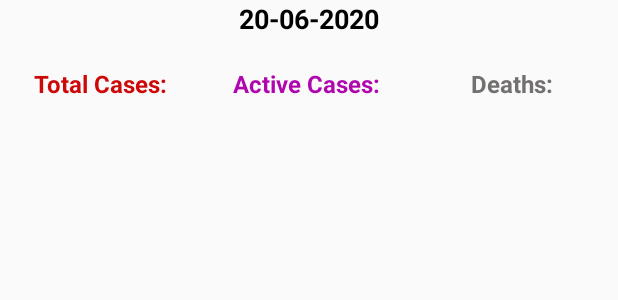
After one commit to AP-Skill-Development-Corporation/Android-1537, an Android app: the layout one_row_design.xml on its own in the app's theme, with its tools: preview values and no code run, on a phone screen of 412 x 824 dp. The commit adds this screen. Shown: the top 300 px of the screen. Run offline under Robolectric (Android 15) with nearby library versions, the phone set to English and light mode, and no system bars.

Commit message:
Corona Updates Updated

```diff
--- a/CoronaUpdates/app/build.gradle
+++ b/CoronaUpdates/app/build.gradle
@@ -29,6 +29,7 @@ dependencies {
     implementation fileTree(dir: "libs", include: ["*.jar"])
     implementation 'androidx.appcompat:appcompat:1.1.0'
     implementation 'androidx.constraintlayout:constraintlayout:1.1.3'
+    implementation 'androidx.recyclerview:recyclerview:1.1.0'
     testImplementation 'junit:junit:4.12'
     androidTestImplementation 'androidx.test.ext:junit:1.1.1'
     androidTestImplementation 'androidx.test.espresso:espresso-core:3.2.0'
--- a/CoronaUpdates/app/src/main/java/youtube/com/vidhvan/coronaupdates/MainActivity.java
+++ b/CoronaUpdates/app/src/main/java/youtube/com/vidhvan/coronaupdates/MainActivity.java
@@ -1,6 +1,7 @@
 package youtube.com.vidhvan.coronaupdates;
 
 import androidx.appcompat.app.AppCompatActivity;
+import androidx.recyclerview.widget.RecyclerView;
 
 import android.os.Bundle;
 import android.util.Log;
@@ -21,7 +22,7 @@ import retrofit2.converter.scalars.ScalarsConverterFactory;
 
 public class MainActivity extends AppCompatActivity {
 
-    private TextView result;
+    private RecyclerView result;
     private ProgressBar progressBar;
 
     @Override
@@ -29,7 +30,7 @@ public class MainActivity extends AppCompatActivity {
         super.onCreate(savedInstanceState);
         setContentView(R.layout.activity_main);
 
-        result = findViewById(R.id.data);
+        result = findViewById(R.id.recyclerview);
         progressBar = findViewById(R.id.progressbar);
 
         Retrofit retrofit = new Retrofit.Builder()
@@ -47,12 +48,12 @@ public class MainActivity extends AppCompatActivity {
                 try
                 {
                     JSONArray array = new JSONArray(data);
-                    result.setText("");
+                    /*result.setText("");*/
                     for(int i = array.length()-1; i>=0 ;i--){
                         JSONObject object = array.getJSONObject(i);
                         int confirmed_cases = object.getInt("Confirmed");
                         String date = object.getString("Date");
-                        result.append("Date: "+date.substring(0,10)+" Confirmed: "+confirmed_cases+"\n\n");
+                        /*result.append("Date: "+date.substring(0,10)+" Confirmed: "+confirmed_cases+"\n\n");*/
                     }
 
                 }
--- a/CoronaUpdates/app/src/main/res/layout/activity_main.xml
+++ b/CoronaUpdates/app/src/main/res/layout/activity_main.xml
@@ -1,27 +1,20 @@
 <?xml version="1.0" encoding="utf-8"?>
-<ScrollView xmlns:android="http://schemas.android.com/apk/res/android"
+<LinearLayout xmlns:android="http://schemas.android.com/apk/res/android"
     xmlns:app="http://schemas.android.com/apk/res-auto"
     xmlns:tools="http://schemas.android.com/tools"
     android:layout_width="match_parent"
     android:layout_height="match_parent"
+    android:orientation="vertical"
     tools:context=".MainActivity">
-
-    <LinearLayout
-        android:layout_width="match_parent"
-        android:layout_height="wrap_content"
-        android:orientation="vertical">
 
         <ProgressBar
             android:id="@+id/progressbar"
             android:layout_width="match_parent"
             android:layout_height="wrap_content" />
 
-        <TextView
-            android:id="@+id/data"
-            android:layout_width="wrap_content"
-            android:layout_height="wrap_content"
-            android:text="Hello World!"
-            android:textSize="25sp" />
-    </LinearLayout>
+        <androidx.recyclerview.widget.RecyclerView
+            android:id="@+id/recyclerview"
+            android:layout_width="match_parent"
+            android:layout_height="match_parent" />
 
-</ScrollView>
+</LinearLayout>
--- /dev/null
+++ b/CoronaUpdates/app/src/main/res/layout/one_row_design.xml
@@ -0,0 +1,60 @@
+<?xml version="1.0" encoding="utf-8"?>
+<LinearLayout xmlns:android="http://schemas.android.com/apk/res/android"
+    android:layout_width="match_parent"
+    android:layout_height="match_parent"
+    android:orientation="vertical">
+
+    <TextView
+        android:id="@+id/dates"
+        android:layout_width="match_parent"
+        android:layout_height="wrap_content"
+        android:gravity="center_horizontal"
+        android:text="20-06-2020"
+        android:textColor="#000000"
+        android:textSize="18sp"
+        android:textStyle="bold" />
+
+    <LinearLayout
+        android:layout_marginTop="20dp"
+        android:layout_width="match_parent"
+        android:layout_height="wrap_content"
+        android:orientation="horizontal">
+
+        <TextView
+            android:gravity="center_horizontal"
+            android:id="@+id/total_cases"
+            android:layout_width="0dp"
+            android:layout_weight="1"
+            android:layout_height="wrap_content"
+            android:textColor="#CD0808"
+            android:text="Total Cases: "
+            android:textStyle="bold"
+            android:textSize="16sp"/>
+
+        <TextView
+            android:gravity="center_horizontal"
+            android:id="@+id/active_cases"
+            android:layout_width="0dp"
+            android:layout_weight="1"
+            android:layout_height="wrap_content"
+            android:text="Active Cases: "
+            android:textStyle="bold"
+            android:textSize="16sp"
+            android:textColor="#AF07AD"
+            />
+
+        <TextView
+            android:gravity="center_horizontal"
+            android:id="@+id/total_deaths"
+            android:layout_width="0dp"
+            android:layout_weight="1"
+            android:layout_height="wrap_content"
+            android:text="Deaths: "
+            android:textSize="16sp"
+            android:textStyle="bold"
+            android:textColor="#737070"
+            />
+
+    </LinearLayout>
+
+</LinearLayout>
```
